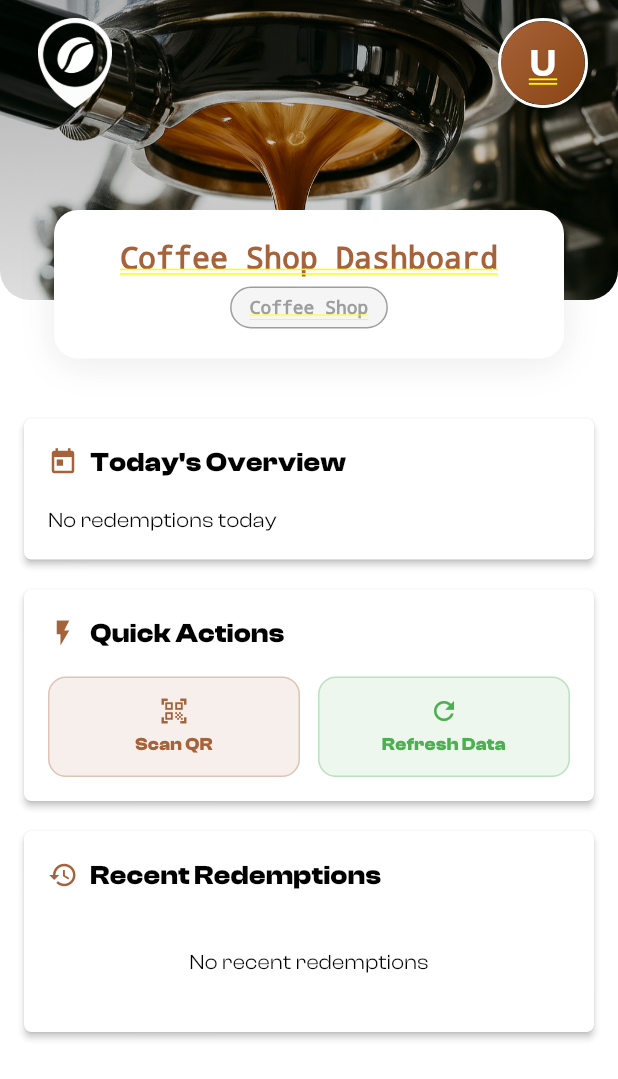
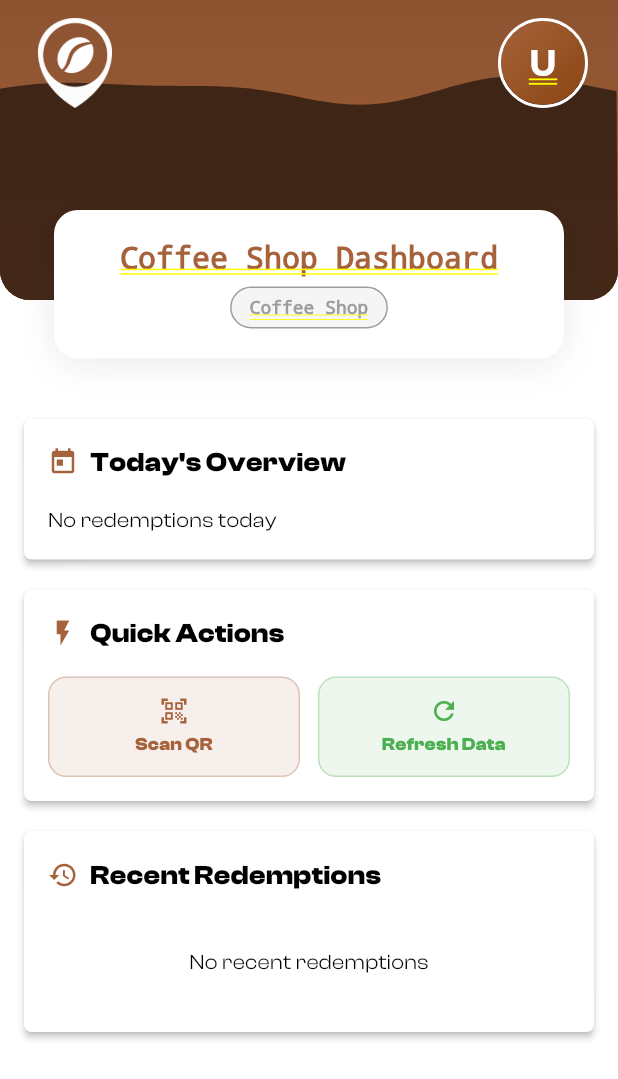
Before and after one commit to Leoavelar/mochapoint, a Flutter app: the CoffeeShopHomeScreen screen opened directly, on a phone screen of 412 x 824 dp. Shown: the top 1079 px of the screen. Run offline on Flutter 3.47's test engine with Material 3 defaults, Android fonts, the phone set to English and light mode, and no system bars; our stand-ins replace flutter_map, geolocator, google_sign_in, latlong2, qr_flutter, shared_preferences; missing offline and left inert: mobile_scanner; accounts and stored records are empty.

Commit message:
FEAT: add espresso cup animation in header

```diff
--- a/lib/widgets/app_header.dart
+++ b/lib/widgets/app_header.dart
@@ -1,31 +1,50 @@
 import 'package:flutter/material.dart';
 import '../services/auth_service.dart';
 import 'profile_avatar.dart';
-import '../screens/home_screen.dart'; // Import home screen instead
+import '../screens/home_screen.dart';
+import 'dart:math' as math;
 
 class AppHeader extends StatefulWidget {
   final String backgroundImage;
   final double height;
-  final double borderRadius; // Add this parameter for customizable radius
+  final double borderRadius;
 
   const AppHeader({
     Key? key,
     required this.backgroundImage,
     this.height = 200.0,
-    this.borderRadius = 20.0, // Default radius value
+    this.borderRadius = 20.0,
   }) : super(key: key);
 
   @override
   State<AppHeader> createState() => _AppHeaderState();
 }
 
-class _AppHeaderState extends State<AppHeader> {
+class _AppHeaderState extends State<AppHeader> with SingleTickerProviderStateMixin {
+  // Coffee-themed colors (matching splash screen)
+  static const Color lightCream = Color(0xFFF9F5F1); // Light tone background
+  static const Color frothColor = Color(0xFFA6623A); // Light brown froth
+  static const Color darkEspresso = Color(0xFF472A19); // Dark espresso
+
   Map<String, dynamic>? _user;
+  late AnimationController _waveController;
 
   @override
   void initState() {
     super.initState();
     _loadUserData();
+
+    // Wave animation controller - smooth back-and-forth motion
+    _waveController = AnimationController(
+      vsync: this,
+      duration: const Duration(seconds: 4),
+    )..repeat(reverse: true); // Play forward then backward
+  }
+
+  @override
+  void dispose() {
+    _waveController.dispose();
+    super.dispose();
   }
 
   Future<void> _loadUserData() async {
@@ -42,10 +61,9 @@ class _AppHeaderState extends State<AppHeader> {
   }
 
   void _navigateToProfile() {
-    // Find the HomeScreen in the widget tree and switch to profile tab
     final homeScreen = context.findAncestorStateOfType<HomeScreenState>();
     if (homeScreen != null) {
-      homeScreen.setSelectedIndex(3); // Profile tab index
+      homeScreen.setSelectedIndex(3);
     }
   }
 
@@ -58,24 +76,47 @@ class _AppHeaderState extends State<AppHeader> {
       ),
       child: Container(
         height: widget.height,
-        decoration: BoxDecoration(
-          image: DecorationImage(
-            image: AssetImage(widget.backgroundImage),
-            fit: BoxFit.cover,
+        child: Stack(
+          children: [
+            // Base layer - Light cream background
+            Container(
+              decoration: const BoxDecoration(
+                color: lightCream,
               ),
             ),
-        child: Container(
+
+            // Animated coffee liquid layer (like splash screen but covering full header)
+            Positioned.fill(
+              child: AnimatedBuilder(
+                animation: _waveController,
+                builder: (context, child) {
+                  return CustomPaint(
+                    painter: HeaderCoffeeLiquidPainter(
+                      wavePhase: _waveController.value * 2 * math.pi,
+                      height: widget.height,
+                    ),
+                    size: Size.infinite,
+                  );
+                },
+              ),
+            ),
+
+            // Dark gradient overlay for better text/icon visibility
+            Container(
               decoration: BoxDecoration(
                 gradient: LinearGradient(
                   begin: Alignment.topCenter,
                   end: Alignment.bottomCenter,
                   colors: [
-                Colors.black.withOpacity(0.3),
-                Colors.black.withOpacity(0.1),
+                    Colors.black.withOpacity(0.15),
+                    Colors.black.withOpacity(0.05),
                   ],
                 ),
               ),
-          child: SafeArea(
+            ),
+
+            // Content layer
+            SafeArea(
               child: Padding(
                 padding: const EdgeInsets.symmetric(horizontal: 20, vertical: 12),
                 child: Row(
@@ -109,8 +150,90 @@ class _AppHeaderState extends State<AppHeader> {
                 ),
               ),
             ),
+          ],
         ),
       ),
     );
   }
 }
+
+// Header coffee liquid painter - adapted from splash screen
+class HeaderCoffeeLiquidPainter extends CustomPainter {
+  final double wavePhase;
+  final double height;
+
+  // Same colors as splash screen
+  static const Color frothColor = Color(0xFFA6623A); // Light brown froth
+  static const Color darkEspresso = Color(0xFF472A19); // Dark espresso
+  static const Color creamBackground = Color(0xFFF9F5F1);
+
+  HeaderCoffeeLiquidPainter({
+    required this.wavePhase,
+    required this.height,
+  });
+
+  @override
+  void paint(Canvas canvas, Size size) {
+    // Background - cream
+    final bgPaint = Paint()..color = frothColor;
+    canvas.drawRect(Rect.fromLTWH(0, 0, size.width, size.height), bgPaint);
+
+    // LAYER 1: Light brown froth layer (bottom z-index)
+    // Covers more of the header
+    final frothLevel = size.height * 0.3; // Starts at 30% from top
+    final frothPath = Path();
+    frothPath.moveTo(0, size.height);
+
+    for (double x = 0; x <= size.width; x += 3) {
+      final distanceFromCenter = (x - size.width / 2).abs() / (size.width / 2);
+      final amplitude = 8 * (1 - distanceFromCenter * 0.3); // Slightly smaller amplitude for header
+
+      // Same wave pattern as splash screen
+      final wave1 = math.sin((x / size.width) * 3 * math.pi + wavePhase) * amplitude;
+      final wave2 = math.sin((x / size.width) * 5 * math.pi - wavePhase * 0.7) * (amplitude * 0.5);
+
+      final y = frothLevel + wave1 + wave2;
+      frothPath.lineTo(x, y.clamp(0, size.height));
+    }
+
+    frothPath.lineTo(size.width, size.height);
+    frothPath.close();
+
+    final frothPaint = Paint()
+      ..color = darkEspresso
+      ..style = PaintingStyle.fill;
+
+    canvas.drawPath(frothPath, frothPaint);
+
+    // LAYER 2: Dark espresso layer (top z-index)
+    final espressoLevel = size.height * 0.55; // Starts at 55% from top
+    final espressoPath = Path();
+    espressoPath.moveTo(0, size.height);
+
+    for (double x = 0; x <= size.width; x += 3) {
+      final distanceFromCenter = (x - size.width / 2).abs() / (size.width / 2);
+      final amplitude = 8 * (1 - distanceFromCenter * 0.3);
+
+      // Same wave pattern as froth
+      final wave1 = math.sin((x / size.width) * 3 * math.pi + wavePhase) * amplitude;
+      final wave2 = math.sin((x / size.width) * 5 * math.pi - wavePhase * 0.7) * (amplitude * 0.5);
+
+      final y = espressoLevel + wave1 + wave2;
+      espressoPath.lineTo(x, y.clamp(0, size.height));
+    }
+
+    espressoPath.lineTo(size.width, size.height);
+    espressoPath.close();
+
+    final espressoPaint = Paint()
+      ..color = darkEspresso
+      ..style = PaintingStyle.fill;
+
+    canvas.drawPath(espressoPath, espressoPaint);
+  }
+
+  @override
+  bool shouldRepaint(HeaderCoffeeLiquidPainter oldDelegate) {
+    return oldDelegate.wavePhase != wavePhase;
+  }
+}
```
Lines whose indentation alone changed are shown as unchanged.
